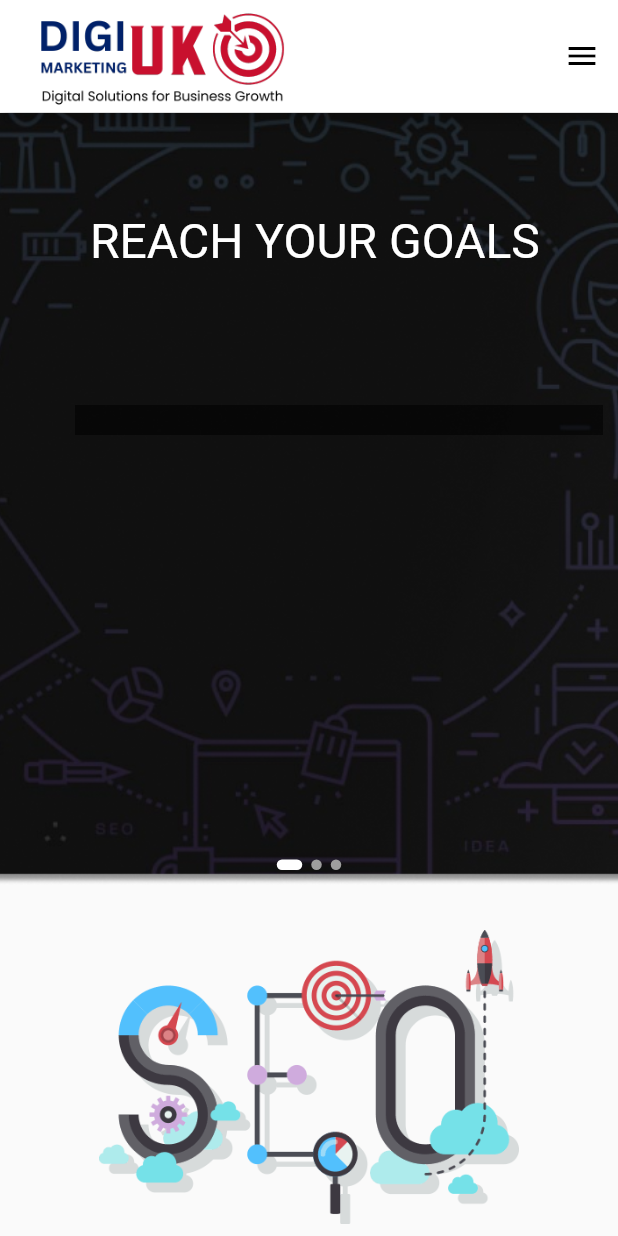
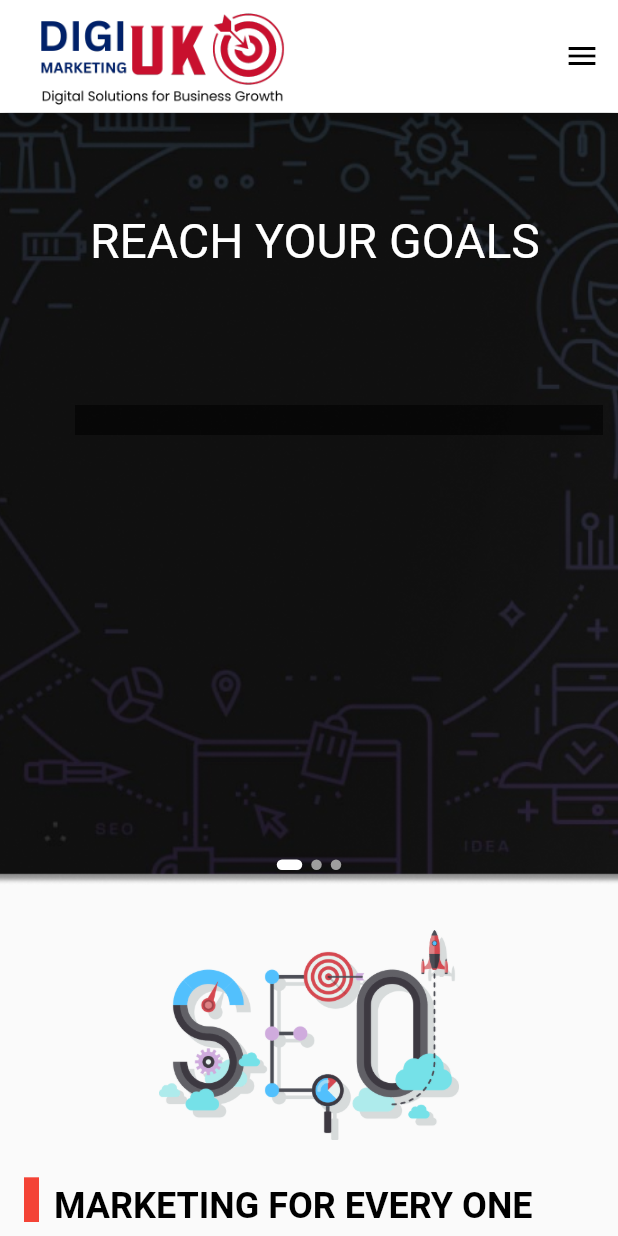
Before and after one commit to Sea-zone/flutterapp, a Flutter app: the screen it shows after launch, on a phone screen of 412 x 824 dp. Run offline on Flutter 3.47's test engine with Material 2 defaults, Android fonts, the phone set to English and light mode, and no system bars; drawn by our look-alikes of carousel_slider; our stand-ins replace smooth_page_indicator.

Commit message:
paragraph added

```diff
--- a/lib/screens/home_screen.dart
+++ b/lib/screens/home_screen.dart
@@ -184,7 +184,8 @@ class _HomeScreenState extends State<HomeScreen> {
           ),
         ]),
       ),
-      body: Column(
+      body: SingleChildScrollView(
+        child: Column(
           children: [
             Stack(
               children: [
@@ -219,7 +220,8 @@ class _HomeScreenState extends State<HomeScreen> {
                     mainAxisAlignment: MainAxisAlignment.center,
                     children: imagelist.asMap().entries.map((entry) {
                       return GestureDetector(
-                      onTap: () => carouselController.animateToPage(entry.key),
+                        onTap: () =>
+                            carouselController.animateToPage(entry.key),
                         child: Container(
                           width: currentIndex == entry.key ? 17 : 7,
                           height: 7.0,
@@ -267,11 +269,55 @@ class _HomeScreenState extends State<HomeScreen> {
               child: Image.asset(
                 'images/seo.png',
                 fit: BoxFit.cover,
-              width: 280,
+                width: 200,
+              ),
+            ),
+            Stack(
+              children: [
+                Container(
+                  margin: EdgeInsets.only(
+                      top: 25.0, right: 370), // Adjust left margin as needed
+                  height: 30.0,
+                  width: 10,
+                  color: Colors.red,
+                ),
+                Positioned(
+                  left: 20.0, // Adjust the left position as needed
+                  top: 30.0, // Adjust the top position as needed
+                  child: Text(
+                    'MARKETING FOR EVERY ONE',
+                    style: TextStyle(
+                      fontSize: 24,
+                      fontWeight: FontWeight.bold,
+                      color: Colors.black,
+                    ),
                   ),
                 ),
               ],
             ),
+            Container(
+              margin: EdgeInsets.only(top: 30),
+              child: TextField(
+                maxLines: null,
+                readOnly: true,
+                decoration: InputDecoration(
+                  border: InputBorder.none, // Remove the border
+                ),
+                style: TextStyle(
+                  fontSize: 18,
+                  fontWeight: FontWeight.bold,
+                  color: Colors.black,
+                ),
+                textAlign: TextAlign.justify,
+                controller: TextEditingController(
+                  text:
+                      'Worldwide we help businesses gain more leads and brands awareness by reassessing and improving their online presence. We provide unique web design combined with an extensive Search engine optimization, online advertising, and content strategy to ensure business growth.',
+                ),
+              ),
+            ),
+          ],
+        ),
+      ),
     );
   }
 }
```
Lines whose indentation alone changed are shown as unchanged.
